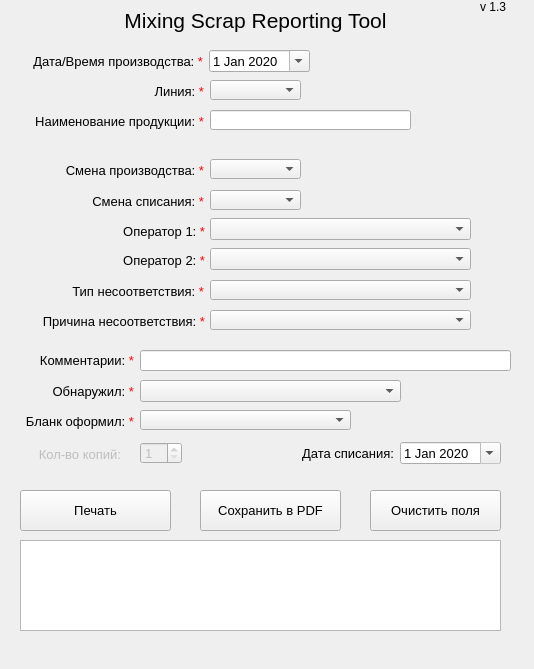
EvgenyMinikh/Mixing-Scrap-Reporting-Tool, file main_window.ui: the form before one commit.
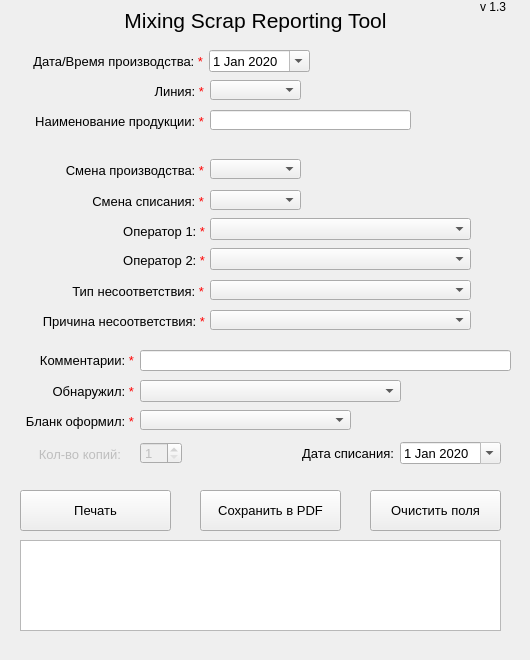
The form after the commit.

Patch:
```diff
--- a/main_window.ui
+++ b/main_window.ui
@@ -6,8 +6,8 @@
    <rect>
     <x>0</x>
     <y>0</y>
-    <width>534</width>
-    <height>669</height>
+    <width>530</width>
+    <height>660</height>
    </rect>
   </property>
   <property name="sizePolicy">
```
Left out of the diff: 9 changed lines with no effect on the pictures.
